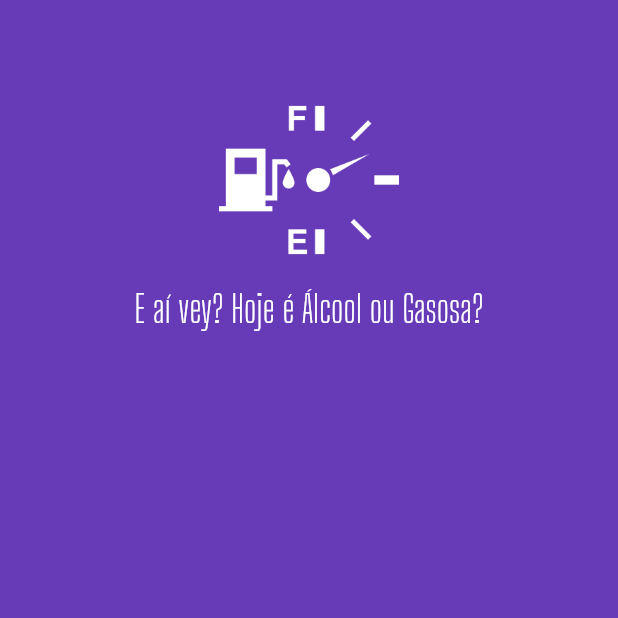
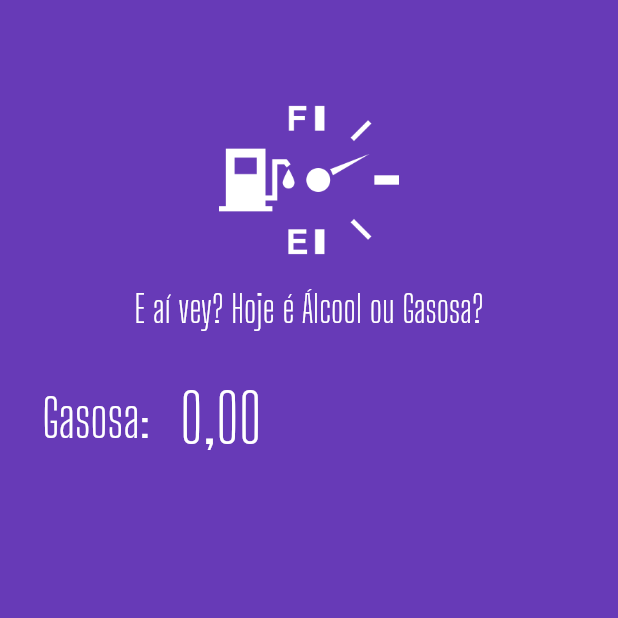
Before and after one commit to EliMarins/one_or_other, a Flutter app: the screen it shows after launch, on a phone screen of 412 x 824 dp, the top half of it. Run offline on Flutter 3.47's test engine with Material 2 defaults, Android fonts, the phone set to English and light mode, and no system bars; our stand-ins replace flutter_masked_text.

Commit message:
Adicionado input label de Gasolina

```diff
--- a/lib/main.dart
+++ b/lib/main.dart
@@ -1,4 +1,5 @@
 import 'package:flutter/material.dart';
+import 'package:flutter_masked_text/flutter_masked_text.dart';
 import 'package:one_or_other/widgets/logo.widget.dart';
 
 void main() {
@@ -20,6 +21,8 @@
 }
 
 class HomePage extends StatelessWidget {
+  var _gasCtrl = new MoneyMaskedTextController();
+
   @override
   Widget build(BuildContext context) {
     return Scaffold(
@@ -27,6 +30,38 @@
       body: ListView(
         children: <Widget>[
           Logo(),
+          Row(
+            children: <Widget>[
+              Container(
+                width: 100,
+                alignment: Alignment.centerRight,
+                child: Text(
+                  "Gasosa:",
+                  style: TextStyle(
+                      color: Colors.white,
+                      fontSize: 35,
+                      fontFamily: "Big Shoulders Display"),
+                ),
+              ),
+              SizedBox(
+                width: 20,
+              ),
+              Expanded(
+                child: TextFormField(
+                  controller: _gasCtrl,
+                  keyboardType: TextInputType.number,
+                  style: TextStyle(
+                    color: Colors.white,
+                    fontSize: 45,
+                    fontFamily: "Big Shoulders Display",
+                  ),
+                  decoration: InputDecoration(
+                    border: InputBorder.none,
+                  ),
+                ),
+              ),
+            ],
+          ),
         ],
       ),
     );
```
